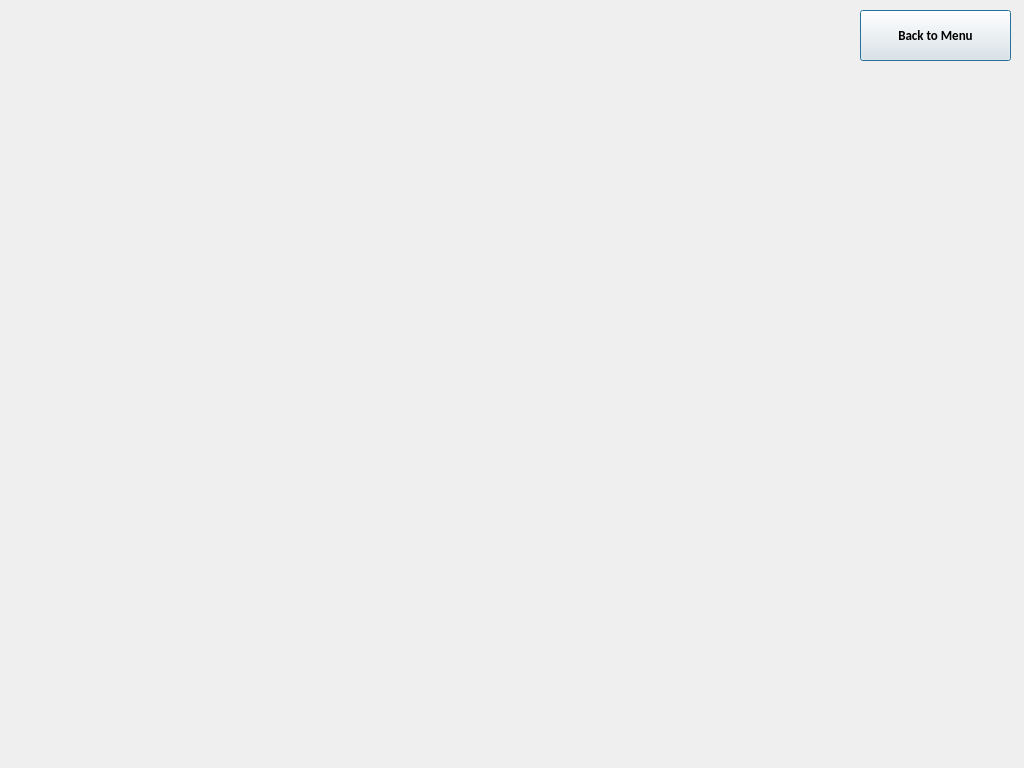
First picture: the form in barcode.ui, repository fyc0707/COTS, before the edit.
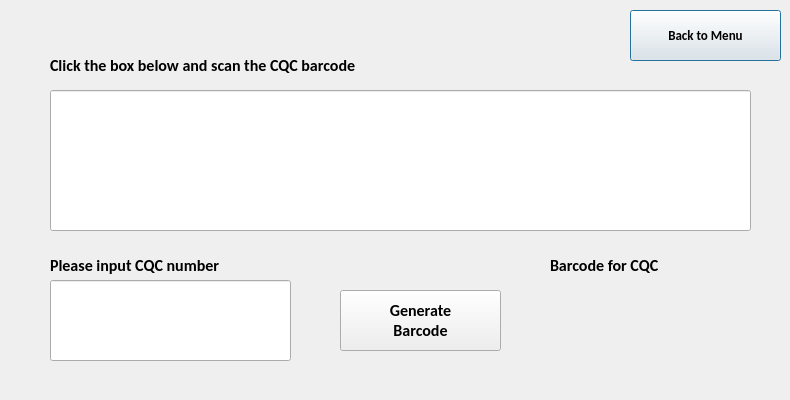
Second picture: the form after the edit. Icons and pictures are not drawn.

Commit message: Finish Barcode Scanner Module

Patch:
```diff
--- a/barcode.ui
+++ b/barcode.ui
@@ -6,20 +6,20 @@
    <rect>
     <x>0</x>
     <y>0</y>
-    <width>1024</width>
-    <height>768</height>
+    <width>790</width>
+    <height>400</height>
    </rect>
   </property>
   <property name="minimumSize">
    <size>
-    <width>1024</width>
-    <height>768</height>
+    <width>790</width>
+    <height>400</height>
    </size>
   </property>
   <property name="maximumSize">
    <size>
-    <width>1024</width>
-    <height>768</height>
+    <width>790</width>
+    <height>400</height>
    </size>
   </property>
   <property name="windowTitle">
@@ -32,7 +32,7 @@
   <widget class="QPushButton" name="pushButton">
    <property name="geometry">
     <rect>
-     <x>860</x>
+     <x>630</x>
      <y>10</y>
      <width>151</width>
      <height>51</height>
@@ -53,6 +53,170 @@
     <string>Back to Menu</string>
    </property>
   </widget>
+  <widget class="QLineEdit" name="cqcnumInput">
+   <property name="geometry">
+    <rect>
+     <x>50</x>
+     <y>280</y>
+     <width>241</width>
+     <height>81</height>
+    </rect>
+   </property>
+   <property name="font">
+    <font>
+     <family>Calibri</family>
+     <pointsize>28</pointsize>
+     <weight>75</weight>
+     <bold>true</bold>
+    </font>
+   </property>
+   <property name="focusPolicy">
+    <enum>Qt::ClickFocus</enum>
+   </property>
+   <property name="text">
+    <string/>
+   </property>
+   <property name="alignment">
+    <set>Qt::AlignCenter</set>
+   </property>
+  </widget>
+  <widget class="QPushButton" name="barcodeGenButton">
+   <property name="geometry">
+    <rect>
+     <x>340</x>
+     <y>290</y>
+     <width>161</width>
+     <height>61</height>
+    </rect>
+   </property>
+   <property name="font">
+    <font>
+     <family>Calibri</family>
+     <pointsize>12</pointsize>
+     <weight>75</weight>
+     <bold>true</bold>
+    </font>
+   </property>
+   <property name="text">
+    <string>Generate
+Barcode</string>
+   </property>
+  </widget>
+  <widget class="QLineEdit" name="cqcnumOutput">
+   <property name="geometry">
+    <rect>
+     <x>50</x>
+     <y>90</y>
+     <width>701</width>
+     <height>141</height>
+    </rect>
+   </property>
+   <property name="font">
+    <font>
+     <family>Calibri</family>
+     <pointsize>60</pointsize>
+     <weight>75</weight>
+     <bold>true</bold>
+    </font>
+   </property>
+   <property name="focusPolicy">
+    <enum>Qt::StrongFocus</enum>
+   </property>
+   <property name="text">
+    <string/>
+   </property>
+   <property name="maxLength">
+    <number>7</number>
+   </property>
+   <property name="alignment">
+    <set>Qt::AlignLeading|Qt::AlignLeft|Qt::AlignVCenter</set>
+   </property>
+   <property name="clearButtonEnabled">
+    <bool>true</bool>
+   </property>
+  </widget>
+  <widget class="QLabel" name="inputLabel">
+   <property name="geometry">
+    <rect>
+     <x>50</x>
+     <y>250</y>
+     <width>241</width>
+     <height>31</height>
+    </rect>
+   </property>
+   <property name="font">
+    <font>
+     <family>Calibri</family>
+     <pointsize>12</pointsize>
+     <weight>75</weight>
+     <bold>true</bold>
+    </font>
+   </property>
+   <property name="text">
+    <string>Please input CQC number</string>
+   </property>
+  </widget>
+  <widget class="QLabel" name="barcodeLabel">
+   <property name="geometry">
+    <rect>
+     <x>550</x>
+     <y>250</y>
+     <width>191</width>
+     <height>31</height>
+    </rect>
+   </property>
+   <property name="font">
+    <font>
+     <family>Calibri</family>
+     <pointsize>12</pointsize>
+     <weight>75</weight>
+     <bold>true</bold>
+    </font>
+   </property>
+   <property name="text">
+    <string>Barcode for CQC</string>
+   </property>
+  </widget>
+  <widget class="QLabel" name="label">
+   <property name="geometry">
+    <rect>
+     <x>50</x>
+     <y>50</y>
+     <width>401</width>
+     <height>31</height>
+    </rect>
+   </property>
+   <property name="font">
+    <font>
+     <family>Calibri</family>
+     <pointsize>12</pointsize>
+     <weight>75</weight>
+     <bold>true</bold>
+    </font>
+   </property>
+   <property name="text">
+    <string>Click the box below and scan the CQC barcode</string>
+   </property>
+   <property name="wordWrap">
+    <bool>true</bool>
+   </property>
+  </widget>
+  <widget class="QLabel" name="barcodeDisplay">
+   <property name="geometry">
+    <rect>
+     <x>550</x>
+     <y>280</y>
+     <width>201</width>
+     <height>81</height>
+    </rect>
+   </property>
+   <property name="frameShape">
+    <enum>QFrame::NoFrame</enum>
+   </property>
+   <property name="text">
+    <string/>
+   </property>
+  </widget>
  </widget>
  <resources>
   <include location="barcode_resource.qrc"/>
```
Left out of the diff: 6 changed lines with no effect on the pictures. The commit also changes 5 other files.
